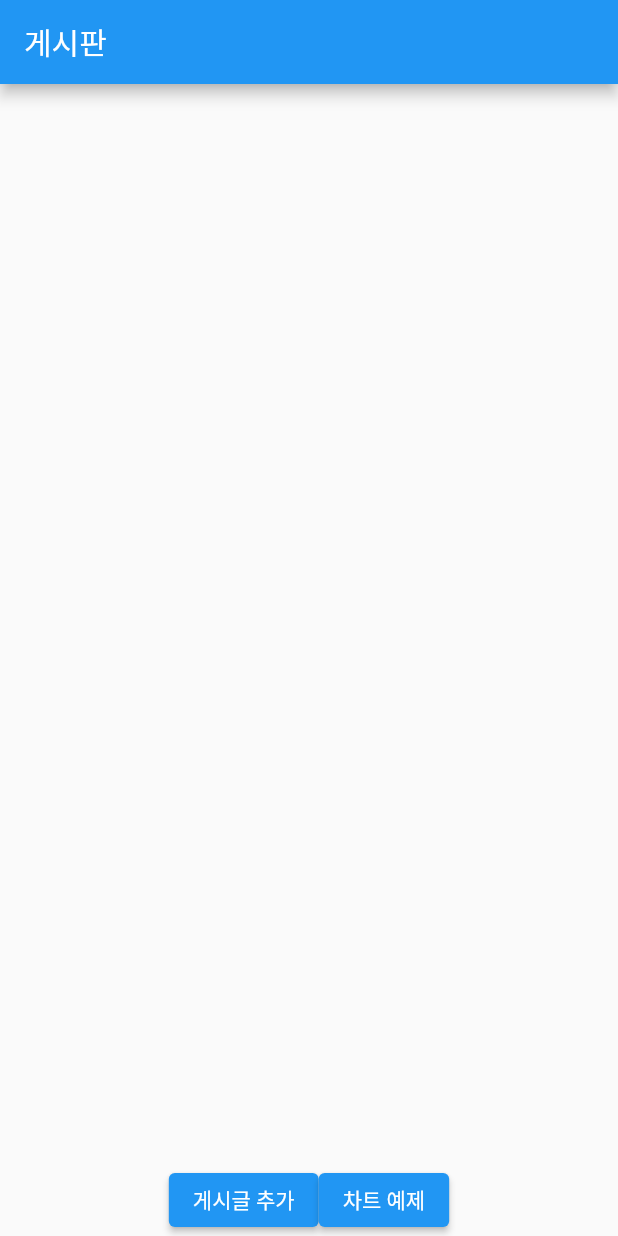
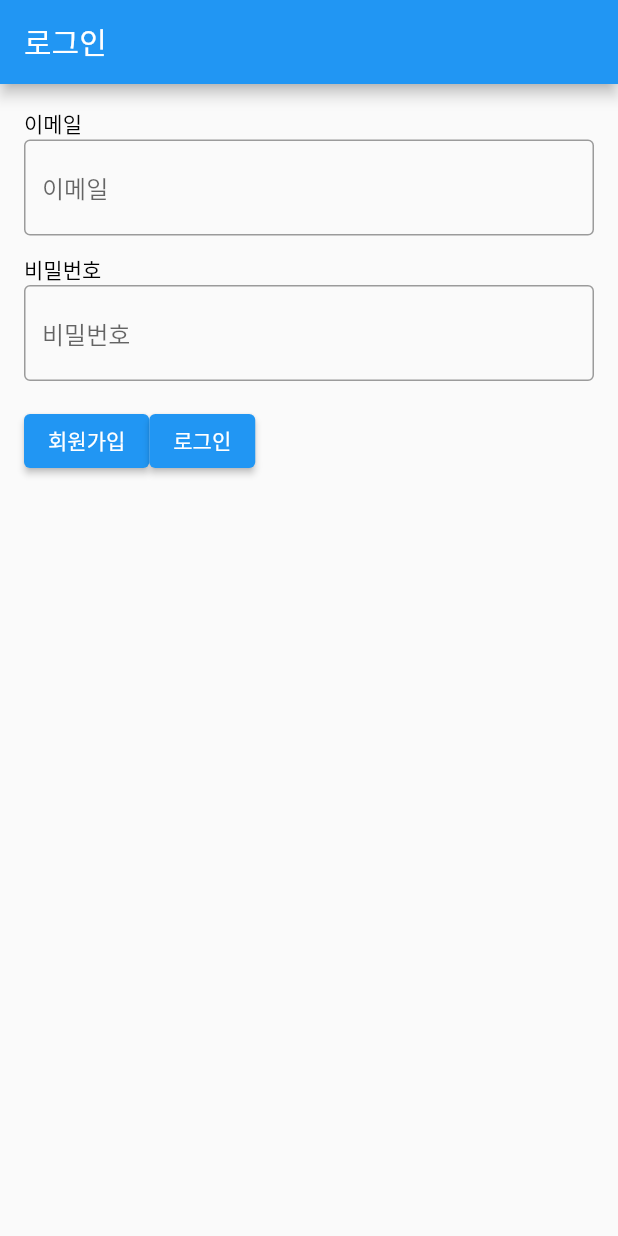
Before and after one commit to bongguma/NoticeAppProject, a Flutter app: the screen it shows after launch, on a phone screen of 412 x 824 dp. Run offline on Flutter 3.47's test engine with Material 2 defaults, Android fonts, the phone set to English and light mode, and no system bars; our stand-ins replace cloud_firestore, firebase_auth, firebase_messaging, firebase_storage, fl_chart, image_picker; accounts and stored records are empty.

Commit message:
회원가입 및 로그인 기능 추가 및 초기화면 변경

```diff
--- /dev/null
+++ b/lib/NoticeLoginView.dart
@@ -0,0 +1,126 @@
+import 'package:flutter/material.dart';
+import 'package:firebase_auth/firebase_auth.dart';
+import 'package:yj_noticeboardproject/NoticeJoinView.dart';
+import 'package:yj_noticeboardproject/showNoticeListView.dart';
+
+class NoticeLoginView extends StatelessWidget {
+  @override
+  Widget build(BuildContext context) {
+    return Scaffold(
+      appBar: AppBar(
+        title: Text('로그인'),
+      ),
+      resizeToAvoidBottomInset: false,
+      body: LoginView(),
+    );
+  }
+}
+
+class LoginView extends StatefulWidget {
+  @override
+  LoginViewState createState() => LoginViewState();
+}
+
+class LoginViewState extends State<LoginView> {
+  final _auth = FirebaseAuth.instance;
+  final GlobalKey<FormState> _formKey = GlobalKey<FormState>();
+
+  final TextEditingController _emailController = TextEditingController();
+  final TextEditingController _passwordController = TextEditingController();
+
+  @override
+  Widget build(BuildContext context) {
+    return Container(
+      padding: EdgeInsets.all(16.0),
+      child: Form(
+        key: _formKey,
+        child: Column(
+          children: [
+            Container(
+              child: Column(
+                crossAxisAlignment: CrossAxisAlignment.start,
+                mainAxisAlignment: MainAxisAlignment.start,
+                children: [
+                  Text("이메일",
+                      style: TextStyle(color: Colors.black, fontSize: 14.0)),
+                  TextFormField(
+                    controller: _emailController,
+                    decoration: InputDecoration(
+                        border: OutlineInputBorder(), hintText: '이메일'),
+                    validator: (String value) {
+                      if (value.isEmpty) {
+                        return "이메일을 입력해주세요";
+                      }
+                      return null;
+                    },
+                  ),
+                ],
+              ),
+            ),
+            Container(
+              margin: EdgeInsets.only(top: 12.0),
+              child: Column(
+                crossAxisAlignment: CrossAxisAlignment.start,
+                mainAxisAlignment: MainAxisAlignment.start,
+                children: [
+                  Text("비밀번호",
+                      style: TextStyle(color: Colors.black, fontSize: 14.0)),
+                  TextFormField(
+                    obscureText: true, // 비밀번호를 적을때 안보이도록
+                    controller: _passwordController,
+                    decoration: InputDecoration(
+                        border: OutlineInputBorder(), hintText: '비밀번호'),
+                    validator: (String value) {
+                      if (value.isEmpty) {
+                        return "비밀번호를 입력해주세요";
+                      }
+                      return null;
+                    },
+                  ),
+                ],
+              ),
+            ),
+            Container(
+                margin: const EdgeInsets.only(top: 16.0),
+                alignment: Alignment.centerRight,
+                child: Row(
+                  children: [
+                    ElevatedButton(
+                      child: Text('회원가입'),
+                      onPressed: () {
+                        Navigator.push(
+                            context,
+                            MaterialPageRoute(
+                                builder: (context) => NoticeJoinView()));
+                      },
+                    ),
+                    ElevatedButton(
+                      child: Text('로그인'),
+                      onPressed: () {
+                        _login();
+                      },
+                    ),
+                  ],
+                ))
+          ],
+        ),
+      ),
+    );
+  }
+
+  void _login() async {
+    try {
+      final newUser = await _auth.signInWithEmailAndPassword(
+          email: _emailController.text, password: _passwordController.text);
+      if (newUser != null) {
+        // 로그인 성공
+        print('newUser :: ' + newUser.toString());
+        Navigator.push(context,
+            MaterialPageRoute(builder: (context) => ShowNoticeListView()));
+      } else {}
+      setState(() {});
+    } catch (e) {
+      print(e);
+    }
+  }
+}
--- a/lib/main.dart
+++ b/lib/main.dart
@@ -1,5 +1,5 @@
 import 'package:flutter/material.dart';
-import 'package:yj_noticeboardproject/showNoticeListView.dart';
+import 'package:yj_noticeboardproject/NoticeLoginView.dart';
 
 void main() => runApp(MyApp());
 
@@ -9,7 +9,8 @@ class MyApp extends StatelessWidget {
   @override
   Widget build(BuildContext context) {
     return MaterialApp(
-      home: ShowNoticeListView(),
+      // home: ShowNoticeListView(),
+      home: NoticeLoginView(),
     );
   }
 }
```
Also changed, not shown: lib/NoticeJoinView.dart (added, +97 -0 lines).
